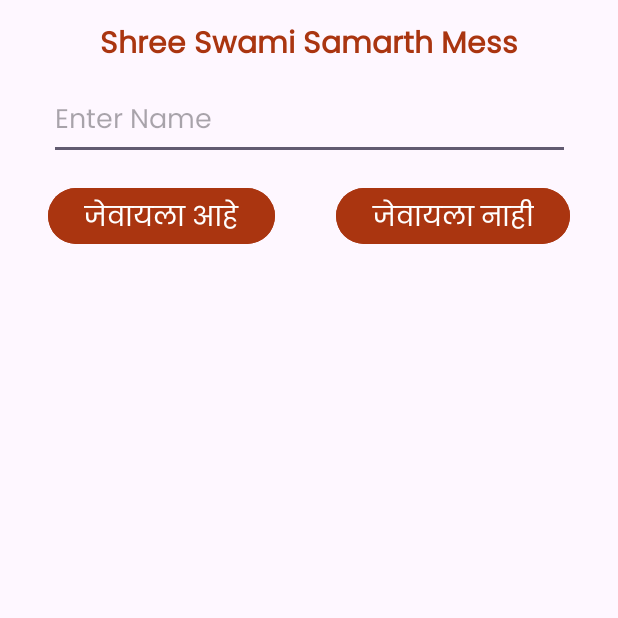
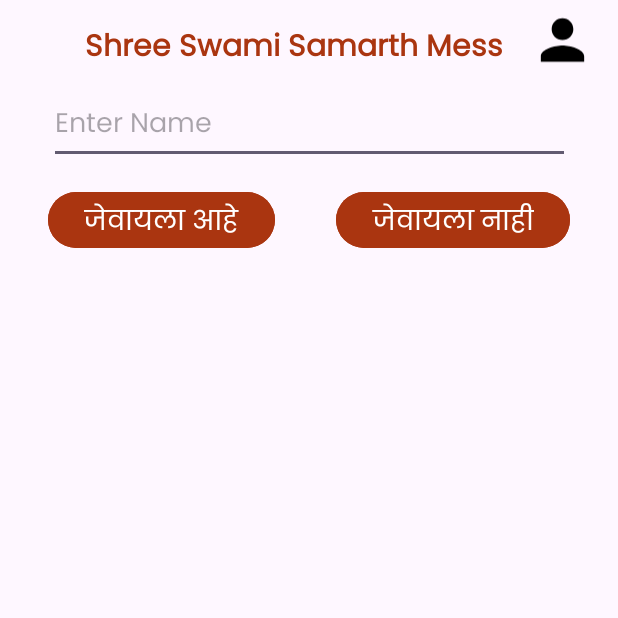
Before and after one commit to harshadkadam4/Swami_Mess_Android_App, an Android app: the MainActivity screen opened directly, with no data from a screen before it, on a phone screen of 412 x 824 dp, the top half of it. Run offline under Robolectric (Android 15) with nearby library versions, the phone set to English and light mode, and no system bars; our stand-ins replace Firebase (no records; nobody signed in at launch, a user with empty details on screens opened directly).

Commit message:
Logout fuction Add

```diff
--- a/app/src/main/java/com/example/firebase_4/MainActivity.java
+++ b/app/src/main/java/com/example/firebase_4/MainActivity.java
@@ -4,26 +4,34 @@ import android.annotation.SuppressLint;
 import android.app.AlertDialog;
 import android.content.Context;
 import android.content.DialogInterface;
+import android.content.Intent;
+import android.content.SharedPreferences;
 import android.net.ConnectivityManager;
 import android.net.NetworkInfo;
 import android.os.Bundle;
+import android.view.Menu;
+import android.view.MenuItem;
 import android.view.View;
 import android.widget.Button;
 import android.widget.EditText;
+import android.widget.ImageView;
 import android.widget.TextView;
 import android.widget.Toast;
 
 import androidx.activity.EdgeToEdge;
 import androidx.annotation.NonNull;
 import androidx.appcompat.app.AppCompatActivity;
+import androidx.constraintlayout.widget.ConstraintLayout;
 import androidx.core.graphics.Insets;
 import androidx.core.view.ViewCompat;
 import androidx.core.view.WindowInsetsCompat;
+import androidx.drawerlayout.widget.DrawerLayout;
 import androidx.recyclerview.widget.LinearLayoutManager;
 import androidx.recyclerview.widget.RecyclerView;
 
 import com.google.android.gms.tasks.OnCompleteListener;
 import com.google.android.gms.tasks.Task;
+import com.google.android.material.navigation.NavigationView;
 import com.google.firebase.Firebase;
 import com.google.firebase.database.DataSnapshot;
 import com.google.firebase.database.DatabaseError;
@@ -48,7 +56,9 @@ public class MainActivity extends AppCompatActivity implements MyAdapter.myAdapt
     ArrayList<User> list,list1;
     EditText name;
     Button add,add1;
-
+    ImageView profile;
+    NavigationView navigation_draw;
+    DrawerLayout drawerLayout;
 
     @SuppressLint("MissingInflatedId")
     @Override
@@ -61,9 +71,42 @@ public class MainActivity extends AppCompatActivity implements MyAdapter.myAdapt
         add1 = findViewById(R.id.add1);
         recyclerView = findViewById(R.id.userlist);
         recyclerView1 = findViewById(R.id.userlist1);
+        profile = findViewById(R.id.profile);
+        navigation_draw = findViewById(R.id.navigation_draw);
+        drawerLayout = findViewById(R.id.drawer_layout);
 
-        //Internet Connectivity
+        //Open Profile(Navigation Drawer)
+        profile.setOnClickListener(new View.OnClickListener() {
+            @Override
+            public void onClick(View v) {
+                drawerLayout.openDrawer(navigation_draw);
+            }
+        });
 
+
+        navigation_draw.setNavigationItemSelectedListener(new NavigationView.OnNavigationItemSelectedListener() {
+            @Override
+            public boolean onNavigationItemSelected(@NonNull MenuItem item) {
+                if (item.getItemId() == R.id.logout) {
+                    SharedPreferences sharedPreferences = getSharedPreferences("swamiMessAppPrefs", MODE_PRIVATE);
+                    SharedPreferences.Editor editor = sharedPreferences.edit();
+                    editor.clear();
+                    editor.apply();
+
+                    Intent intent = new Intent(MainActivity.this, LoginActivity.class);
+                    intent.setFlags(Intent.FLAG_ACTIVITY_NEW_TASK | Intent.FLAG_ACTIVITY_CLEAR_TASK);
+                    startActivity(intent);
+                    finish();
+                }
+
+                drawerLayout.closeDrawer(navigation_draw);
+                return true;
+
+            }
+        });
+
+
+        //Internet Availability
         if(!isInternetAvailable()) {
             showInternetPopup();
         }
@@ -271,7 +314,10 @@ public class MainActivity extends AppCompatActivity implements MyAdapter.myAdapt
         new AlertDialog.Builder(this)
                 .setTitle("No Internet Connection")
                 .setMessage("Please check your internet connection and try again.")
-                .setPositiveButton("OK", (dialog, which) -> dialog.dismiss())
+                .setPositiveButton("OK", (dialog, which) -> {
+                    if(!isInternetAvailable())
+                        showInternetPopup();
+                })
                 .setCancelable(false)
                 .show();
     }
--- a/app/src/main/res/layout/activity_main.xml
+++ b/app/src/main/res/layout/activity_main.xml
@@ -1,4 +1,14 @@
 <?xml version="1.0" encoding="utf-8"?>
+
+<androidx.drawerlayout.widget.DrawerLayout
+    xmlns:android="http://schemas.android.com/apk/res/android"
+    xmlns:app="http://schemas.android.com/apk/res-auto"
+    xmlns:tools="http://schemas.android.com/tools"
+    android:id="@+id/drawer_layout"
+    android:layout_width="match_parent"
+    android:layout_height="match_parent"
+    tools:context=".MainActivity">
+
 <androidx.constraintlayout.widget.ConstraintLayout xmlns:android="http://schemas.android.com/apk/res/android"
     xmlns:app="http://schemas.android.com/apk/res-auto"
     xmlns:tools="http://schemas.android.com/tools"
@@ -40,6 +50,7 @@
         app:layout_constraintTop_toBottomOf="@+id/name"
         app:layout_constraintVertical_bias="0.022" />
 
+
     <EditText
         android:id="@+id/name"
         android:layout_width="347dp"
@@ -50,23 +61,23 @@
         app:layout_constraintBottom_toBottomOf="parent"
         app:layout_constraintEnd_toEndOf="parent"
         app:layout_constraintStart_toStartOf="parent"
-        app:layout_constraintTop_toTopOf="parent"
-        app:layout_constraintVertical_bias="0.074" />
+        app:layout_constraintTop_toBottomOf="@+id/textView"
+        app:layout_constraintVertical_bias="0.015" />
 
     <TextView
         android:id="@+id/textView"
         android:layout_width="wrap_content"
         android:layout_height="wrap_content"
-        android:layout_marginTop="14dp"
+        android:layout_marginTop="16dp"
         android:fontFamily="@font/poppins_regular"
         android:text="Shree Swami Samarth Mess"
         android:textColor="#AA3510"
         android:textSize="20dp"
         android:textStyle="bold"
         app:layout_constraintEnd_toEndOf="parent"
+        app:layout_constraintHorizontal_bias="0.423"
         app:layout_constraintStart_toStartOf="parent"
         app:layout_constraintTop_toTopOf="parent" />
-
 
     <androidx.recyclerview.widget.RecyclerView
         android:id="@+id/userlist"
@@ -91,4 +102,27 @@
         app:layout_constraintTop_toBottomOf="@+id/add"
         app:layout_constraintVertical_bias="0.0" />
 
+
+    <ImageView
+        android:id="@+id/profile"
+        android:layout_width="43dp"
+        android:layout_height="53dp"
+        android:layout_marginEnd="15dp"
+        android:tint="@color/black"
+        app:layout_constraintEnd_toEndOf="parent"
+        app:layout_constraintTop_toTopOf="parent"
+        app:srcCompat="@drawable/baseline_person_24" />
+
+
+
+
 </androidx.constraintlayout.widget.ConstraintLayout>
+
+    <com.google.android.material.navigation.NavigationView
+        android:id="@+id/navigation_draw"
+        android:layout_width="200dp"
+        android:layout_height="match_parent"
+        android:layout_gravity="end"
+        app:menu="@menu/drawer_menu"/>
+
+</androidx.drawerlayout.widget.DrawerLayout>
--- a/app/src/main/res/layout/activity_signup.xml
+++ b/app/src/main/res/layout/activity_signup.xml
@@ -16,6 +16,7 @@
         android:layout_margin="30dp"
         app:cardCornerRadius="30dp"
         app:cardElevation="20dp"
+        android:background="@color/white"
         >
 
         <LinearLayout
--- /dev/null
+++ b/app/src/main/res/menu/drawer_menu.xml
@@ -0,0 +1,8 @@
+<?xml version="1.0" encoding="utf-8"?>
+<menu xmlns:android="http://schemas.android.com/apk/res/android">
+    <item
+        android:id="@+id/logout"
+        android:title="Logout"
+        android:icon="@drawable/baseline_person_24"
+        />
+</menu>
```
Also changed, not shown: app/src/main/AndroidManifest.xml (+6 -2 lines), app/src/main/java/com/example/firebase_4/LoginActivity.java (+41 -0 lines), app/src/main/java/com/example/firebase_4/SignupActivity.java (+42 -0 lines), app/src/main/res/menu/menu_main.xml (added, +10 -0 lines).
